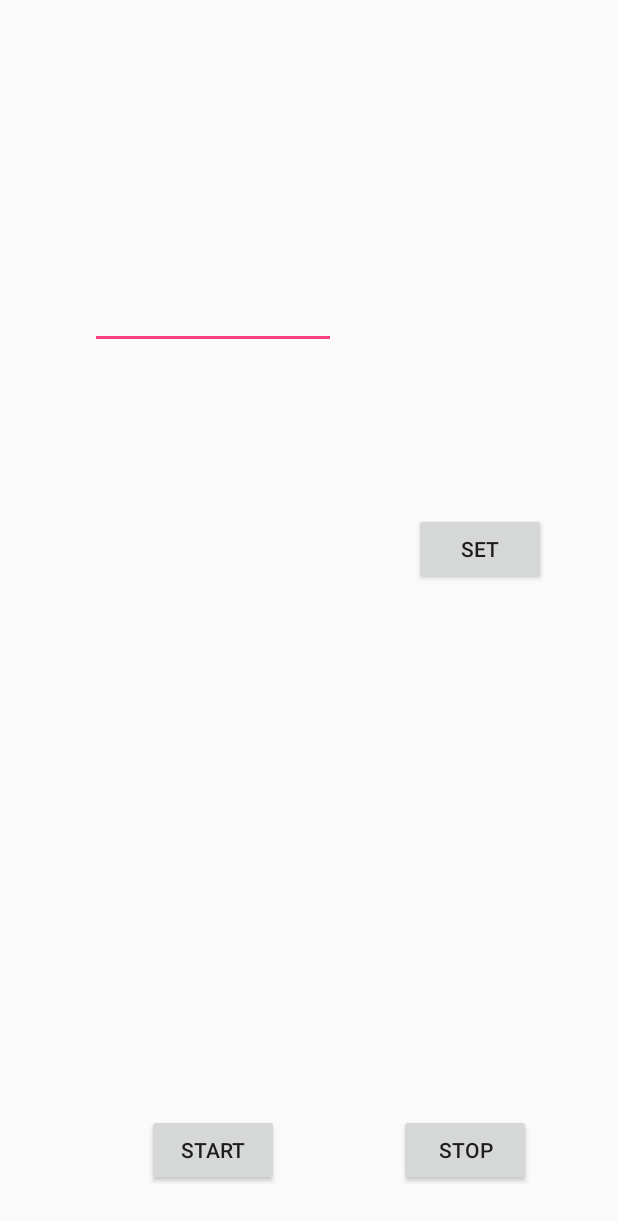
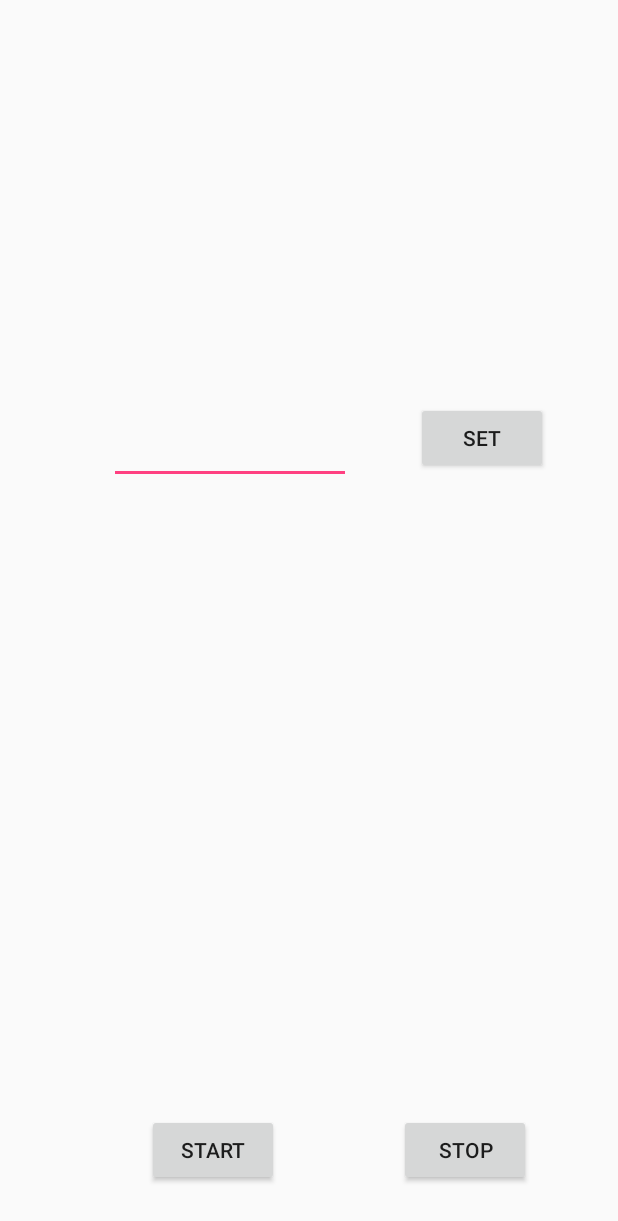
Before and after one commit to faioo/myAcc, an Android app: the screen it shows after launch (MainActivity), on a phone screen of 412 x 824 dp. Shown: the top 1221 px of the screen. Run offline under Robolectric (Android 15) with nearby library versions, the light colour scheme and no system bars.

Commit message:
Update app/src/main/res/layout/activity_main.xml

```diff
--- a/app/src/main/res/layout/activity_main.xml
+++ b/app/src/main/res/layout/activity_main.xml
@@ -102,33 +102,32 @@
         android:id="@+id/btnSetting"
         android:layout_width="wrap_content"
         android:layout_height="wrap_content"
-        android:layout_marginBottom="8dp"
+        android:layout_marginBottom="7dp"
         android:layout_marginLeft="8dp"
         android:layout_marginRight="8dp"
-        android:layout_marginTop="8dp"
         android:text="set"
         app:layout_constraintBottom_toTopOf="@+id/editTextx"
-        app:layout_constraintHorizontal_bias="0.871"
+        app:layout_constraintHorizontal_bias="0.875"
         app:layout_constraintLeft_toLeftOf="parent"
         app:layout_constraintRight_toRightOf="parent"
-        app:layout_constraintTop_toTopOf="parent"
-        app:layout_constraintVertical_bias="0.941" />
+        android:layout_marginTop="8dp"
+        app:layout_constraintTop_toBottomOf="@+id/contentRead" />
 
     <EditText
         android:id="@+id/editText"
-        android:layout_width="164dp"
-        android:layout_height="47dp"
+        android:layout_width="161dp"
+        android:layout_height="37dp"
         android:ems="10"
         android:inputType="number"
-        android:layout_marginRight="8dp"
         android:layout_marginLeft="8dp"
         app:layout_constraintLeft_toLeftOf="parent"
-        app:layout_constraintHorizontal_bias="0.225"
-        app:layout_constraintTop_toTopOf="parent"
-        android:layout_marginTop="185dp"
-        android:layout_marginBottom="8dp"
-        app:layout_constraintVertical_bias="0.0"
-        app:layout_constraintRight_toRightOf="parent"
-        app:layout_constraintBottom_toTopOf="@+id/editTextx" />
+        app:layout_constraintRight_toLeftOf="@+id/btnSetting"
+        android:layout_marginRight="8dp"
+        android:layout_marginBottom="20dp"
+        app:layout_constraintBottom_toTopOf="@+id/editTextx"
+        app:layout_constraintHorizontal_bias="0.644"
+        android:layout_marginTop="8dp"
+        app:layout_constraintTop_toBottomOf="@+id/contentWrite"
+        app:layout_constraintVertical_bias="0.6" />
 
 </android.support.constraint.ConstraintLayout>
```
